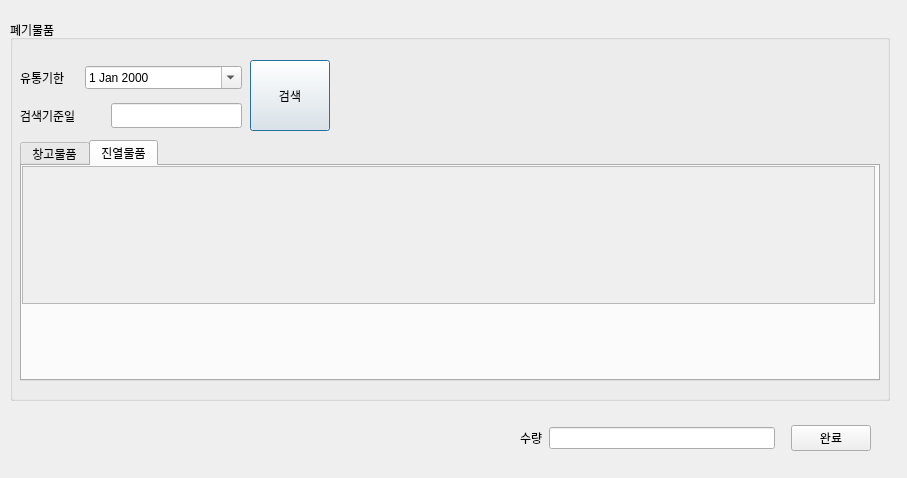
johnnyapu15/IDB, file ui/폐기물품.ui: the form before one commit.
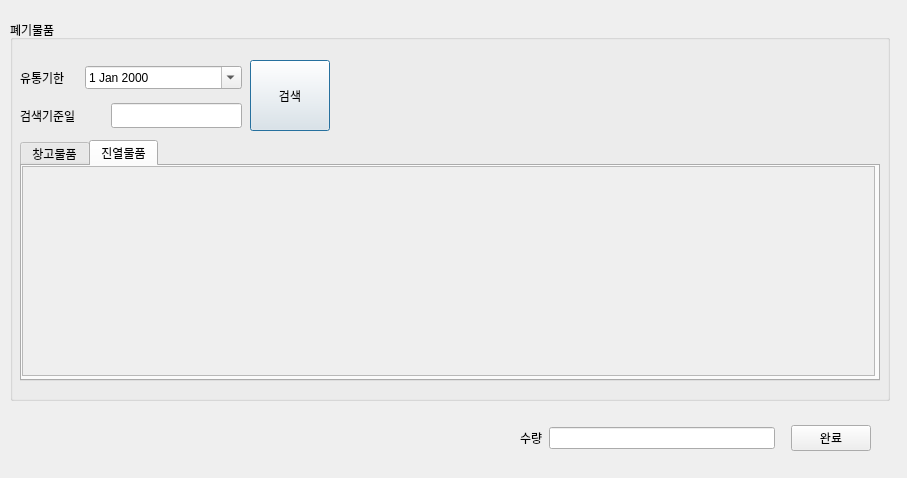
The form after the commit. The open tabs and pages were chosen to show the change.

Commit message: 약간의 수정

```diff
--- a/ui/폐기물품.ui
+++ b/ui/폐기물품.ui
@@ -146,7 +146,7 @@
         <x>0</x>
         <y>0</y>
         <width>853</width>
-        <height>138</height>
+        <height>210</height>
        </rect>
       </property>
       <property name="widgetResizable">
@@ -158,7 +158,7 @@
          <x>0</x>
          <y>0</y>
          <width>851</width>
-         <height>136</height>
+         <height>208</height>
         </rect>
        </property>
        <widget class="QWidget" name="gridLayoutWidget_15">
@@ -167,7 +167,7 @@
           <x>0</x>
           <y>0</y>
           <width>861</width>
-          <height>131</height>
+          <height>211</height>
          </rect>
         </property>
         <layout class="QGridLayout" name="gridLayout_15"/>
```
Left out of the diff: 4 changed lines with no effect on the pictures. The commit also changes 2 other files.
